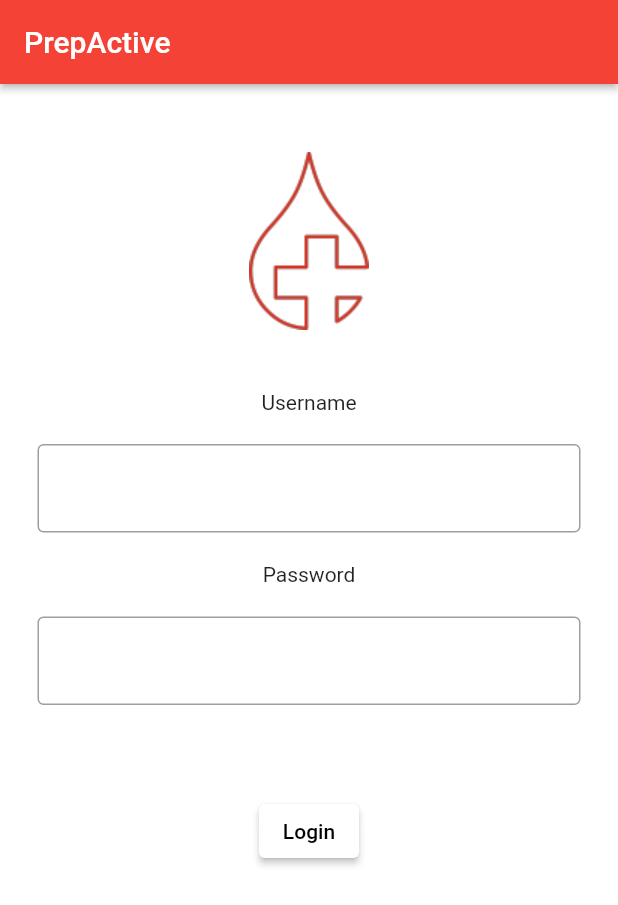
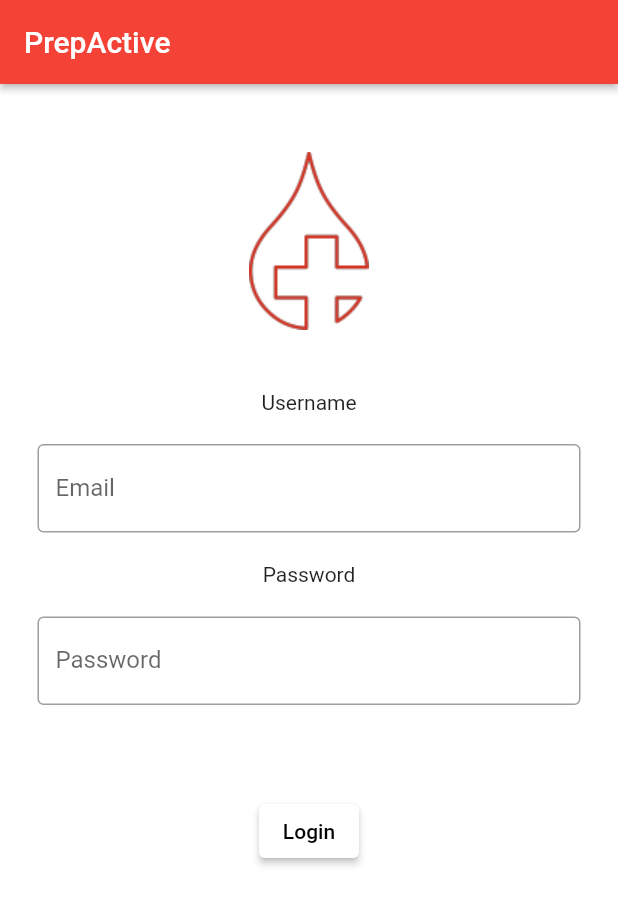
Before and after one commit to Xanzud/IDATA2503-g13, a Flutter app: the screen it shows after launch, after a tap on "Login", on a phone screen of 412 x 824 dp. Shown: the top 905 px of the screen. Run offline on Flutter 3.47's test engine with Material 2 defaults, Android fonts, the phone set to English and light mode, and no system bars; our stand-ins replace firebase_auth, firebase_core; accounts and stored records are empty; network calls fail.

Commit message:
Project not running with firebase fix

```diff
--- a/project/lib/authentication_service.dart
+++ b/project/lib/authentication_service.dart
@@ -0,0 +1,27 @@
+import 'package:firebase_auth/firebase_auth.dart';
+
+class AuthenticationService{
+  final FirebaseAuth _firebaseAuth;
+
+  AuthenticationService(this._firebaseAuth);
+
+  Stream<User?> get authStateChanges => _firebaseAuth.authStateChanges();
+
+  Future<String?> signIn(String email, String password) async{
+    try{
+      await _firebaseAuth.signInWithEmailAndPassword(email: email, password: password);
+      return "Signed in";
+    }on FirebaseAuthException catch(e){
+      return e.message;
+    }
+  }
+
+  Future<String?> signUp(String email, String password) async{
+    try{
+      await _firebaseAuth.createUserWithEmailAndPassword(email: email, password: password);
+      return "Signed up";
+    }on FirebaseAuthException catch(e){
+      return e.message;
+    }
+  }
+}
--- a/project/lib/main.dart
+++ b/project/lib/main.dart
@@ -1,5 +1,9 @@
+import 'package:firebase_auth/firebase_auth.dart';
 import 'package:firebase_core/firebase_core.dart';
 import 'package:flutter/material.dart';
+import 'package:project/authentication_service.dart';
+import 'package:project/landingPage.dart';
+import 'package:provider/provider.dart';
 
 import 'signInPage.dart';
 
@@ -15,12 +19,21 @@ class MyApp extends StatelessWidget {
   // This widget is the root of your application.
   @override
   Widget build(BuildContext context) {
-    return MaterialApp(
+    return MultiProvider(providers: [
+      Provider<AuthenticationService>(
+        create: (_) => AuthenticationService(FirebaseAuth.instance),
+      ),
+      StreamProvider(create:
+          (context) => context.read<AuthenticationService>().authStateChanges, initialData: null,
+      ),
+    ],
+    child: MaterialApp(
       title: 'PrepActive',
       theme: ThemeData(
         primarySwatch: Colors.red,
       ),
       home: AuthenticationWrapper(),
+      ),
     );
   }
 }
@@ -28,9 +41,13 @@ class MyApp extends StatelessWidget {
 class AuthenticationWrapper extends StatelessWidget{
   @override
   Widget build(BuildContext context){
-    return Container(
-      child: SignInPage(),
-    );
+    final firebaseUser = context.watch<User?>();
+
+    if(firebaseUser != null){
+      return LandingPage();
+    }else{
+      return SignInPage();
+    }
   }
 }
 
--- a/project/lib/signInPage.dart
+++ b/project/lib/signInPage.dart
@@ -1,22 +1,26 @@
 import 'package:flutter/cupertino.dart';
 import 'package:flutter/material.dart';
+import 'package:project/authentication_service.dart';
+import 'package:provider/provider.dart';
 
 class SignInPage extends StatelessWidget {
-  const SignInPage({super.key});
+  final TextEditingController emailController = TextEditingController();
+  final TextEditingController passwordController = TextEditingController();
+  //const SignInPage({super.key});
 
   @override
   Widget build(BuildContext context) {
     return Scaffold(
       appBar: AppBar(
-        title: Text("PrepActive"),
+        title: const Text("PrepActive"),
         elevation: 2.0,
       ),
-      body: _buildContent(),
+      body: _buildContent(context),
       backgroundColor: Colors.red,
     );
   }
 
-  Widget _buildContent() {
+  Widget _buildContent(BuildContext context) {
     return Container(
         padding: EdgeInsets.all(25),
         color: Colors.white,
@@ -31,8 +35,10 @@ class SignInPage extends StatelessWidget {
             ),
             SizedBox(height: 20),
             TextField(
-              obscureText: true,
+              controller: emailController,
+              obscureText: false,
               decoration: InputDecoration(
+                labelText: "Email",
                 border: OutlineInputBorder(),
               ),
             ),
@@ -43,18 +49,22 @@ class SignInPage extends StatelessWidget {
             ),
             SizedBox(height: 20),
             TextField(
+                controller: passwordController,
                 obscureText: true,
-                decoration: InputDecoration(border: OutlineInputBorder())),
+                decoration: InputDecoration(
+                  labelText: "Password",
+                    border: OutlineInputBorder())),
             SizedBox(height: 60),
             ElevatedButton(
-                onPressed: () => _signIn(),
+                onPressed: () {
+                  context.read<AuthenticationService>().signIn(
+                      emailController.text.trim(),
+                      passwordController.text.trim());
+                },
                 child: Text("Login", style: TextStyle(color: Colors.black),),
                 style: ElevatedButton.styleFrom(backgroundColor: Colors.white))
           ],
         ));
   }
 
-  void _signIn() {
-
-  }
 }
--- a/project/pubspec.yaml
+++ b/project/pubspec.yaml
@@ -37,6 +37,9 @@ dependencies:
   # Use with the CupertinoIcons class for iOS style icons.
   cupertino_icons: ^1.0.2
   firebase_core: ^1.24.0
+  firebase_auth: ^3.11.1
+  provider: ^6.0.3
+
 
 dev_dependencies:
   flutter_test:
```
Also changed, not shown: 2 other files.
